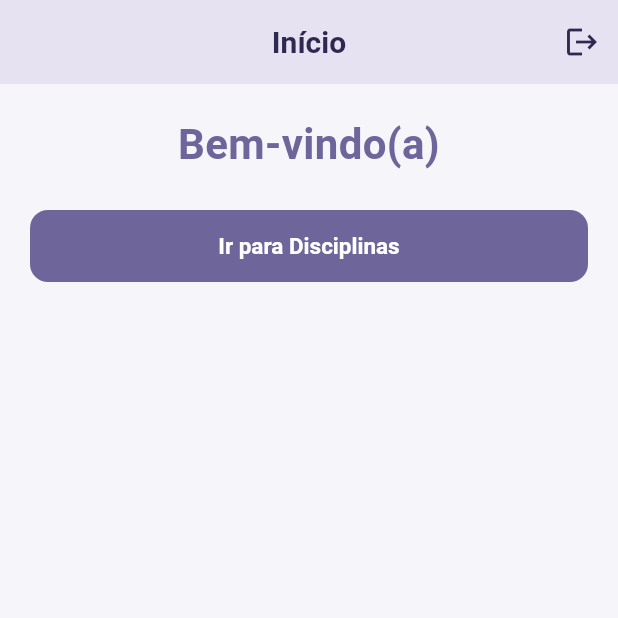
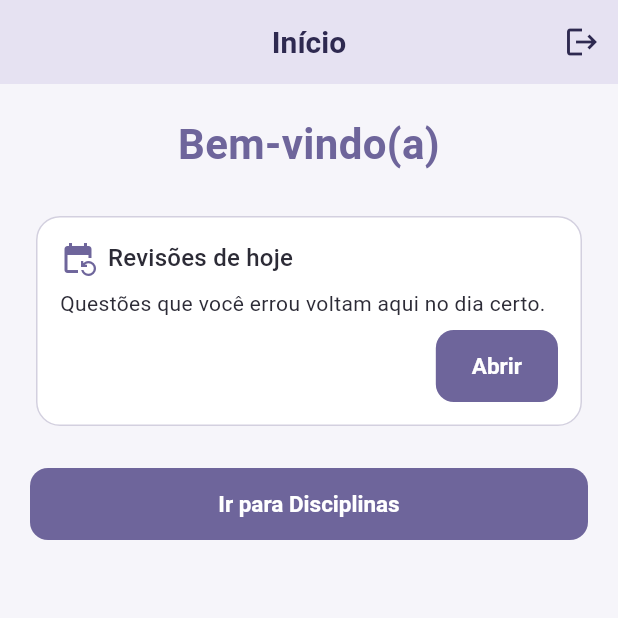
Before and after one commit to abiel-sancho/microlearning, a Flutter app: the InicioScreen screen opened directly, on a phone screen of 412 x 824 dp, the top half of it. Run offline on Flutter 3.47's test engine with Material 3 defaults, Android fonts, the phone set to English and light mode, and no system bars; our stand-ins replace flutter_markdown_plus, image_picker, supabase_flutter; missing offline and left inert: flutter_quill; accounts and stored records are empty; network calls fail.

Commit message:
feat:inicio_cartao_revisoes_de_hoje

```diff
--- a/lib/inicio.dart
+++ b/lib/inicio.dart
@@ -16,20 +16,16 @@ class _InicioScreenState extends State<InicioScreen> {
   final _supabase = Supabase.instance.client;
   late final User? _usuario = _supabase.auth.currentUser;
 
-  // TODO(revisoes): o painel ainda lê a tabela antiga `revisao_topico`, que
-  // não existe no banco novo. Fica escondido até a tela de questões/SM-2 ser
-  // adaptada para `revisao_espacada`. Para ver o painel, troque para true.
-  static const _mostrarPainelRevisoes = false;
-
-  // Mudar este número recria o painel de revisões, que busca os dados de novo.
-  int _recarga = 0;
+  // Revisão espaçada (SM-2): questões vencidas hoje, pela função
+  // `total_revisoes_de_hoje()`. Nulo enquanto carrega ou se falhar.
+  int? _revisoesHoje;
 
   // Dados da tabela perfis (fonte oficial do nome e do papel).
   String? _nomePerfil;
   String? _papel;
 
   // Revisão por pares (professor e admin): quantos aguardam e quantos atrasados.
-  // Não confundir com o painel de revisões espaçadas (SM-2) acima.
+  // Não confundir com as revisões espaçadas (SM-2) acima.
   int? _aguardandoRevisao;
   int _atrasadas = 0;
 
@@ -39,6 +35,28 @@ class _InicioScreenState extends State<InicioScreen> {
   void initState() {
     super.initState();
     _carregarPerfil();
+    _carregarRevisoesHoje();
+  }
+
+  /// Conta as questões vencidas hoje (revisão espaçada, SM-2).
+  Future<void> _carregarRevisoesHoje() async {
+    if (_usuario == null) return;
+    try {
+      final total = await _supabase.rpc('total_revisoes_de_hoje') as int?;
+      if (!mounted) return;
+      setState(() => _revisoesHoje = total ?? 0);
+    } catch (erro, pilha) {
+      // Sem a contagem, o cartão aparece sem o número.
+      debugPrint('Erro ao contar as revisões de hoje: $erro\n$pilha');
+    }
+  }
+
+  Future<void> _irParaRevisoesDeHoje() async {
+    await Navigator.push(
+      context,
+      MaterialPageRoute(builder: (context) => const PainelRevisoes()),
+    );
+    if (mounted) _carregarRevisoesHoje();
   }
 
   Future<void> _carregarPerfil() async {
@@ -118,10 +136,10 @@ class _InicioScreenState extends State<InicioScreen> {
       ),
     );
 
-    // Ao voltar, o aluno pode ter respondido questões: atualiza o painel.
+    // Ao voltar, o aluno pode ter respondido questões: atualiza as revisões.
     // O professor pode ter revisado pelo menu: atualiza a contagem.
     if (mounted) {
-      setState(() => _recarga++);
+      _carregarRevisoesHoje();
       _carregarFilaRevisao();
     }
   }
@@ -174,10 +192,8 @@ class _InicioScreenState extends State<InicioScreen> {
             Center(child: Chip(label: Text(rotuloPapel))),
           ],
           const SizedBox(height: 24),
-          if (_mostrarPainelRevisoes) ...[
-            PainelRevisoes(key: ValueKey(_recarga)),
-            const SizedBox(height: 24),
-          ],
+          _cartaoRevisoesDeHoje(context),
+          const SizedBox(height: 24),
           if (_revisaConteudo) ...[
             _cartaoRevisaoPorPares(context),
             const SizedBox(height: 24),
@@ -187,6 +203,50 @@ class _InicioScreenState extends State<InicioScreen> {
             child: const Text('Ir para Disciplinas'),
           ),
         ],
+      ),
+    );
+  }
+
+  /// Cartão da revisão espaçada (SM-2): quantas questões vencem hoje.
+  Widget _cartaoRevisoesDeHoje(BuildContext context) {
+    final tema = Theme.of(context);
+    final n = _revisoesHoje;
+    final texto = n == null
+        ? 'Questões que você errou voltam aqui no dia certo.'
+        : n == 0
+            ? 'Nenhuma revisão para hoje.'
+            : n == 1
+                ? '1 questão para revisar hoje'
+                : '$n questões para revisar hoje';
+
+    return Card(
+      child: Padding(
+        padding: const EdgeInsets.all(16),
+        child: Column(
+          crossAxisAlignment: CrossAxisAlignment.start,
+          children: [
+            Row(
+              children: [
+                Icon(Icons.event_repeat, color: tema.colorScheme.primary),
+                const SizedBox(width: 8),
+                Expanded(
+                  child: Text('Revisões de hoje', style: tema.textTheme.titleMedium),
+                ),
+                if (n != null && n > 0) Badge(label: Text('$n')),
+              ],
+            ),
+            const SizedBox(height: 8),
+            Text(texto),
+            const SizedBox(height: 8),
+            Align(
+              alignment: Alignment.centerRight,
+              child: FilledButton.tonal(
+                onPressed: _irParaRevisoesDeHoje,
+                child: const Text('Abrir'),
+              ),
+            ),
+          ],
+        ),
       ),
     );
   }
```
